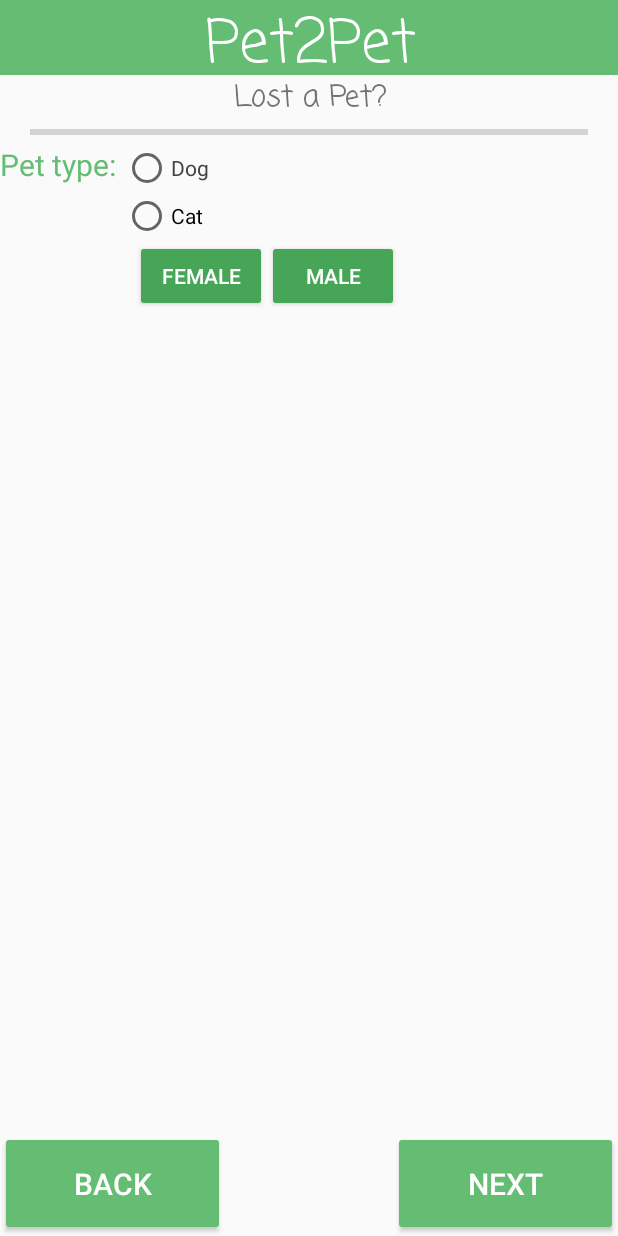
After one commit to nivi2626/Path2Pet, an Android app: the FragmentInitialDetails screen opened through its navigation route, on a phone screen of 412 x 824 dp. The commit adds this screen. Run offline under Robolectric (Android 15) with nearby library versions, the phone set to English and light mode, and no system bars.

Commit message:
lost pet fragments - camera, map and initial details

```diff
--- a/app/build.gradle
+++ b/app/build.gradle
@@ -39,6 +39,12 @@ dependencies {
     implementation 'androidx.appcompat:appcompat:1.3.0'
     implementation 'com.google.android.material:material:1.3.0'
     implementation 'androidx.constraintlayout:constraintlayout:2.0.4'
+    implementation 'androidx.lifecycle:lifecycle-livedata-ktx:2.3.1'
+    implementation 'androidx.lifecycle:lifecycle-viewmodel-ktx:2.3.1'
+    implementation 'androidx.navigation:navigation-fragment-ktx:2.3.5'
+    implementation 'androidx.navigation:navigation-ui-ktx:2.3.5'
+    implementation 'androidx.legacy:legacy-support-v4:1.0.0'
+    implementation 'com.google.android.gms:play-services-maps:17.0.0'
     testImplementation 'junit:junit:4.+'
     androidTestImplementation 'androidx.test.ext:junit:1.1.2'
     androidTestImplementation 'androidx.test.espresso:espresso-core:3.3.0'
--- /dev/null
+++ b/app/src/main/java/huji/post_pc/path2pet/FragmentCamera.kt
@@ -0,0 +1,28 @@
+package huji.post_pc.path2pet
+
+import android.os.Bundle
+import android.view.LayoutInflater
+import android.view.View
+import android.view.ViewGroup
+import android.widget.Button
+import androidx.fragment.app.Fragment
+import androidx.navigation.Navigation
+
+class FragmentCamera : Fragment() {
+    override fun onCreateView(inflater: LayoutInflater, container: ViewGroup?, savedInstanceState: Bundle?): View? {
+        // Inflate the layout for this fragment
+        val view = inflater.inflate(R.layout.fragment_camera, container, false)
+
+        // find views
+        val nextButton: Button = view.findViewById(R.id.next)
+
+        (activity as lostPetProcess?)?.incrementProgressBar()
+
+        // next listener
+        nextButton.setOnClickListener {
+            Navigation.findNavController(view).navigate(R.id.fragmentMap)
+        }
+
+        return view
+    }
+}
--- /dev/null
+++ b/app/src/main/java/huji/post_pc/path2pet/FragmentInitialDetails.kt
@@ -0,0 +1,33 @@
+package huji.post_pc.path2pet
+
+import android.os.Bundle
+import androidx.fragment.app.Fragment
+import android.view.LayoutInflater
+import android.view.View
+import android.view.ViewGroup
+import android.widget.Button
+import androidx.navigation.Navigation
+
+class FragmentInitialDetails : Fragment() {
+    override fun onCreateView(
+        inflater: LayoutInflater,
+        container: ViewGroup?,
+        savedInstanceState: Bundle?
+    ): View? {
+        // Inflate the layout for this fragment
+        val view = inflater.inflate(R.layout.fragment_initial_details, container, false)
+
+        // find views
+        val nextButton: Button = view.findViewById(R.id.next)
+
+        //set UI
+        //TODO - if we already have the info - show it
+        (activity as lostPetProcess?)?.incrementProgressBar()
+
+//    // next listener
+//    nextButton.setOnClickListener {
+//        Navigation.findNavController(view).navigate(R.id.???)
+//    }
+        return view
+    }
+}
--- /dev/null
+++ b/app/src/main/java/huji/post_pc/path2pet/lostPetProcess.kt
@@ -0,0 +1,22 @@
+package huji.post_pc.path2pet
+
+import androidx.appcompat.app.AppCompatActivity
+import android.os.Bundle
+import android.widget.ProgressBar
+
+class lostPetProcess : AppCompatActivity() {
+    lateinit var progressBar:ProgressBar
+
+    override fun onCreate(savedInstanceState: Bundle?) {
+        super.onCreate(savedInstanceState)
+        setContentView(R.layout.activity_lost_pet_process)
+    }
+
+    fun incrementProgressBar(){
+//        progressBar = findViewById<ProgressBar>(R.id.progressBar)
+        // set UI
+//        progressBar.progress++
+    }
+
+
+}
--- /dev/null
+++ b/app/src/main/res/layout/activity_lost_pet_process.xml
@@ -0,0 +1,64 @@
+<?xml version="1.0" encoding="utf-8"?>
+<androidx.constraintlayout.widget.ConstraintLayout xmlns:android="http://schemas.android.com/apk/res/android"
+    xmlns:app="http://schemas.android.com/apk/res-auto"
+    xmlns:tools="http://schemas.android.com/tools"
+    android:layout_width="match_parent"
+    android:layout_height="match_parent"
+    tools:context=".lostPetProcess">
+
+    <TextView
+        android:id="@+id/title"
+        android:layout_width="415dp"
+        android:layout_height="50dp"
+        android:textSize="40sp"
+        android:textColor="@color/white"
+        android:background="#64BD73"
+        android:fontFamily="casual"
+        android:text="Pet2Pet"
+        android:textAlignment="center"
+        app:layout_constraintEnd_toEndOf="parent"
+        app:layout_constraintStart_toStartOf="parent"
+        app:layout_constraintTop_toTopOf="parent" />
+
+    <TextView
+        android:id="@+id/lost_pet_title"
+        android:layout_width="415dp"
+        android:layout_height="30dp"
+        android:textSize="20sp"
+        android:fontFamily="casual"
+        android:text="Lost a Pet?"
+        android:textAlignment="center"
+        app:layout_constraintEnd_toEndOf="parent"
+        app:layout_constraintStart_toStartOf="parent"
+        app:layout_constraintTop_toBottomOf="@+id/title"/>
+
+    <ProgressBar
+        android:id="@+id/progressBar"
+        style="?android:attr/progressBarStyleHorizontal"
+        android:layout_width="match_parent"
+        android:layout_height="wrap_content"
+        android:layout_marginLeft="20dp"
+        android:layout_marginRight="20dp"
+        app:layout_constraintTop_toBottomOf="@+id/lost_pet_title"
+        app:layout_constraintStart_toStartOf="parent"
+        app:layout_constraintEnd_toEndOf="parent"
+        android:max="7"
+        android:min="0"
+        android:progress="0" />
+
+
+    <fragment
+        android:id="@+id/fragment"
+        android:name="androidx.navigation.fragment.NavHostFragment"
+        app:defaultNavHost="true"
+        android:layout_width="0dp"
+        android:layout_height="0dp"
+        app:layout_constraintTop_toBottomOf="@+id/progressBar"
+        app:layout_constraintBottom_toBottomOf="parent"
+        app:layout_constraintEnd_toEndOf="parent"
+        app:layout_constraintStart_toStartOf="parent"
+        app:navGraph="@navigation/nav_graph"
+        />
+
+
+</androidx.constraintlayout.widget.ConstraintLayout>
--- a/app/src/main/res/layout/activity_main.xml
+++ b/app/src/main/res/layout/activity_main.xml
@@ -36,7 +36,7 @@
         app:layout_constraintTop_toBottomOf="@+id/title" />
 
     <Button
-        android:id="@+id/button2"
+        android:id="@+id/found_pet"
         android:layout_width="wrap_content"
         android:layout_height="wrap_content"
         android:backgroundTint="#46A556"
--- /dev/null
+++ b/app/src/main/res/layout/fragment_initial_details.xml
@@ -0,0 +1,91 @@
+<?xml version="1.0" encoding="utf-8"?>
+<androidx.constraintlayout.widget.ConstraintLayout xmlns:android="http://schemas.android.com/apk/res/android"
+    xmlns:app="http://schemas.android.com/apk/res-auto"
+    xmlns:tools="http://schemas.android.com/tools"
+    android:id="@+id/frameLayout2"
+    android:layout_width="match_parent"
+    android:layout_height="match_parent"
+    tools:context=".FragmentInitialDetails">
+
+    <Button
+        android:id="@+id/next"
+        android:layout_width="150dp"
+        android:layout_height="70dp"
+        android:backgroundTint="#64BD73"
+        android:text="Next"
+        android:textColor="@color/white"
+        android:textSize="20sp"
+        app:layout_constraintBottom_toBottomOf="parent"
+        app:layout_constraintEnd_toEndOf="parent" />
+
+
+    <Button
+        android:id="@+id/previous"
+        android:layout_width="150dp"
+        android:layout_height="70dp"
+        android:backgroundTint="#64BD73"
+        android:text="Back"
+        android:textColor="@color/white"
+        android:textSize="20sp"
+        app:layout_constraintBottom_toBottomOf="parent"
+        app:layout_constraintStart_toStartOf="parent" />
+
+    <TextView
+        android:id="@+id/pet_type_text"
+        android:layout_width="wrap_content"
+        android:layout_height="wrap_content"
+        android:text="Pet type: "
+        android:textColor="#64BD73"
+        android:textSize="20dp"
+        app:layout_constraintStart_toStartOf="parent"
+        app:layout_constraintTop_toTopOf="parent" />
+
+
+    <RadioGroup
+        android:id="@+id/myRadioGroup"
+        android:layout_width="wrap_content"
+        android:layout_height="wrap_content"
+        android:checkedButton="@+id/sound"
+        app:layout_constraintStart_toEndOf="@+id/pet_type_text"
+        app:layout_constraintTop_toTopOf="parent">
+
+        <RadioButton
+            android:id="@+id/dog"
+            android:layout_width="wrap_content"
+            android:layout_height="wrap_content"
+            android:text="Dog"
+            android:textColor="#424141" />
+
+        <RadioButton
+            android:id="@+id/vibration"
+            android:layout_width="wrap_content"
+            android:layout_height="wrap_content"
+            android:text="Cat" />
+
+        <!--        Todo - add more pet type (rabbit\parrot\...) -->
+
+    </RadioGroup>
+
+    <Button
+        android:id="@+id/female"
+        android:layout_width="wrap_content"
+        android:layout_height="wrap_content"
+        android:text="Female"
+        android:layout_marginLeft="90dp"
+        android:backgroundTint="#46A556"
+        android:textColor="@color/white"
+        app:layout_constraintStart_toStartOf="parent"
+        app:layout_constraintTop_toBottomOf="@+id/myRadioGroup" />
+
+    <Button
+        android:id="@+id/male"
+        android:layout_width="wrap_content"
+        android:layout_height="wrap_content"
+        android:text="Male"
+        android:backgroundTint="#46A556"
+        android:textColor="@color/white"
+        app:layout_constraintStart_toEndOf="@+id/female"
+        app:layout_constraintTop_toBottomOf="@+id/myRadioGroup"/>
+
+
+</androidx.constraintlayout.widget.ConstraintLayout>
--- /dev/null
+++ b/app/src/main/res/navigation/nav_graph.xml
@@ -0,0 +1,34 @@
+<?xml version="1.0" encoding="utf-8"?>
+<navigation xmlns:android="http://schemas.android.com/apk/res/android"
+    xmlns:app="http://schemas.android.com/apk/res-auto"
+    xmlns:tools="http://schemas.android.com/tools"
+    android:id="@+id/nav_graph"
+    app:startDestination="@id/fragmentCamera">
+
+    <fragment
+        android:id="@+id/fragmentCamera"
+        android:name="huji.post_pc.path2pet.FragmentCamera"
+        android:label="fragment_camera"
+        tools:layout="@layout/fragment_camera" >
+        <action
+            android:id="@+id/action_fragmentCamera_to_fragmentMap"
+            app:destination="@id/fragmentMap" />
+    </fragment>
+    <fragment
+        android:id="@+id/fragmentInitialDetails"
+        android:name="huji.post_pc.path2pet.FragmentInitialDetails"
+        android:label="fragment_initial_details"
+        tools:layout="@layout/fragment_initial_details" />
+    <fragment
+        android:id="@+id/fragmentMap"
+        android:name="huji.post_pc.path2pet.FragmentMap"
+        android:label="fragment_map"
+        tools:layout="@layout/fragment_map" >
+        <action
+            android:id="@+id/action_fragmentMap_to_fragmentInitialDetails2"
+            app:destination="@id/fragmentInitialDetails" />
+        <action
+            android:id="@+id/action_fragmentMap_to_fragmentInitialDetails3"
+            app:destination="@id/fragmentInitialDetails" />
+    </fragment>
+</navigation>
--- a/app/src/main/res/values/strings.xml
+++ b/app/src/main/res/values/strings.xml
@@ -1,3 +1,5 @@
 <resources>
     <string name="app_name">Path2Pet</string>
+    <!-- TODO: Remove or change this placeholder text -->
+    <string name="hello_blank_fragment">Hello blank fragment</string>
 </resources>
```
Also changed, not shown: app/src/debug/res/values/google_maps_api.xml (added, +24 -0 lines), app/src/main/AndroidManifest.xml (+21 -0 lines), app/src/main/java/huji/post_pc/path2pet/FragmentMap.kt (added, +25 -0 lines), app/src/main/java/huji/post_pc/path2pet/MainActivity.kt (+16 -0 lines), app/src/main/res/layout/fragment_camera.xml (added, +49 -0 lines), app/src/main/res/layout/fragment_map.xml (added, +43 -0 lines), 1 other file.
